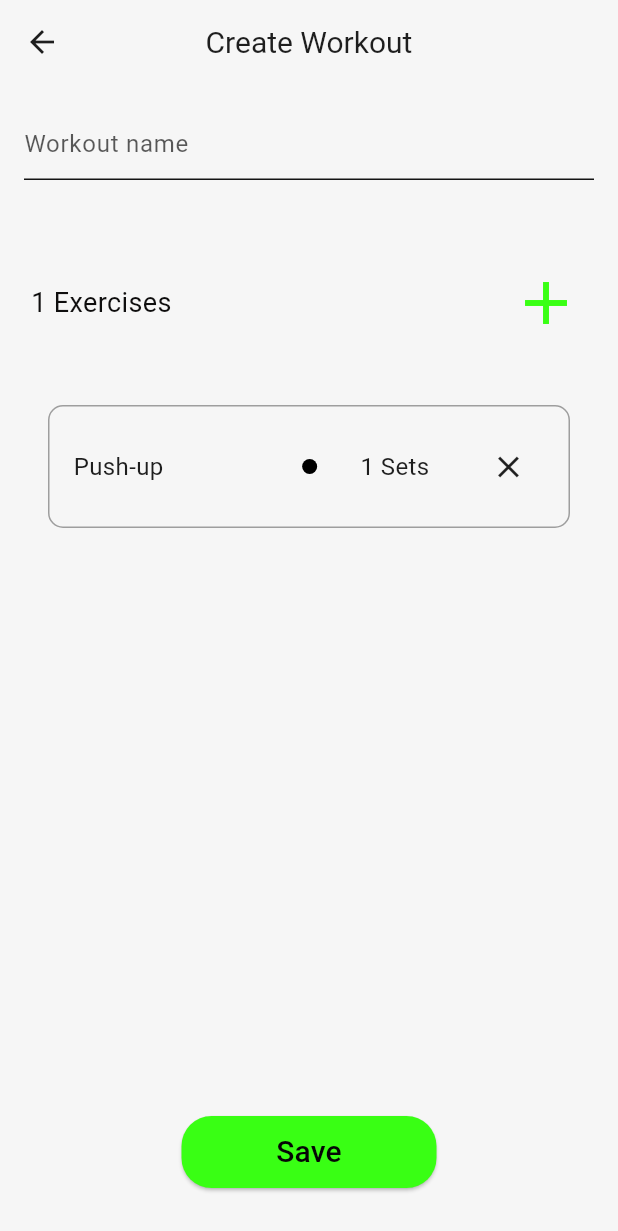
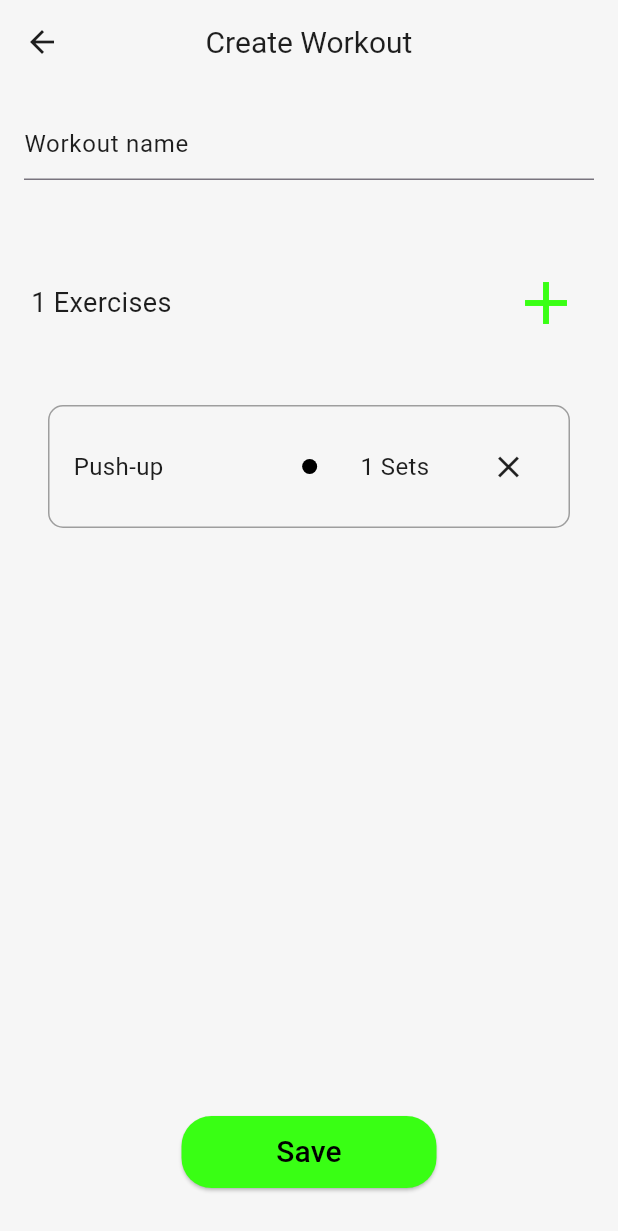
Before and after one commit to TakeOff30/fit_rep, a Flutter app: the screen it shows after launch, after a tap on the "add" icon, on a phone screen of 412 x 824 dp. Shown: the top 1231 px of the screen. Run offline on Flutter 3.47's test engine with Material 3 defaults, Android fonts, the phone set to English and light mode, and no system bars; our stand-ins replace fl_chart, percent_indicator, table_calendar; missing offline and left inert: flutter_picker.

Commit message:
General styles

```diff
--- a/lib/components/generics/exercise_list_element.dart
+++ b/lib/components/generics/exercise_list_element.dart
@@ -1,6 +1,8 @@
 import 'package:fit_rep/models/exercise.dart';
 import 'package:fit_rep/models/exercise_set.dart';
+import 'package:fit_rep/providers/settings_manager.dart';
 import 'package:flutter/material.dart';
+import 'package:provider/provider.dart';
 
 class ExerciseListElement extends StatelessWidget {
   final Exercise exercise;
@@ -19,6 +21,7 @@ class ExerciseListElement extends StatelessWidget {
 
   @override
   Widget build(BuildContext context) {
+    var settingsManager = Provider.of<SettingsManager>(context);
     return Container(
         margin: EdgeInsets.all(8.0),
         width: double.infinity,
@@ -43,7 +46,9 @@ class ExerciseListElement extends StatelessWidget {
                 width: 10,
                 height: 10,
                 decoration: BoxDecoration(
-                  color: Colors.black,
+                  color: (settingsManager.isDarkMode)
+                      ? Colors.white
+                      : Colors.black,
                   shape: BoxShape.circle,
                 ),
               ),
--- a/lib/screens/settings_screen.dart
+++ b/lib/screens/settings_screen.dart
@@ -8,6 +8,26 @@ class SettingsScreen extends StatefulWidget {
 }
 
 class _SettingsScreenState extends State<SettingsScreen> {
+  TextEditingController _heightController = TextEditingController();
+  TextEditingController _weightController = TextEditingController();
+
+  @override
+  void initState() {
+    super.initState();
+    var settingsProvider = Provider.of<SettingsManager>(context, listen: false);
+    _heightController =
+        TextEditingController(text: settingsProvider.height.toString());
+    _weightController =
+        TextEditingController(text: settingsProvider.weight.toString());
+  }
+
+  @override
+  void dispose() {
+    _heightController.dispose();
+    _weightController.dispose();
+    super.dispose();
+  }
+
   @override
   Widget build(BuildContext context) {
     var settingsProvider = Provider.of<SettingsManager>(context);
@@ -107,8 +127,7 @@ class _SettingsScreenState extends State<SettingsScreen> {
                               suffixIconConstraints:
                                   BoxConstraints(minWidth: 0, minHeight: 0),
                             ),
-                            onChanged: (value) =>
-                                settingsProvider.setHeight(int.parse(value)),
+                            controller: _heightController,
                           ),
                         ),
                       ],
@@ -141,8 +160,7 @@ class _SettingsScreenState extends State<SettingsScreen> {
                               suffixIconConstraints:
                                   BoxConstraints(minWidth: 0, minHeight: 0),
                             ),
-                            onChanged: (value) =>
-                                settingsProvider.setWeight(int.parse(value)),
+                            controller: _weightController,
                           ),
                         ),
                       ],
@@ -167,11 +185,10 @@ class _SettingsScreenState extends State<SettingsScreen> {
                       value: settingsProvider.weeklyWorkoutGoal,
                       icon: const Icon(Icons.arrow_drop_down),
                       elevation: 16,
-                      style: TextStyle(color: Colors.deepPurple),
-                      underline: Container(
-                        height: 1,
-                        color: Colors.deepPurpleAccent,
-                      ),
+                      style: TextStyle(
+                          color: (settingsProvider.isDarkMode)
+                              ? Colors.white
+                              : Colors.black),
                       onChanged: (int? newValue) {
                         settingsProvider.setWeeklyWorkoutGoal(newValue!);
                       },
--- a/lib/screens/workout_creation_screen.dart
+++ b/lib/screens/workout_creation_screen.dart
@@ -3,6 +3,7 @@ import 'package:fit_rep/config.dart';
 import 'package:fit_rep/models/exercise.dart';
 import 'package:fit_rep/models/exercise_set.dart';
 import 'package:fit_rep/models/workout.dart';
+import 'package:fit_rep/providers/settings_manager.dart';
 import 'package:flutter/material.dart';
 import 'package:provider/provider.dart';
 import 'package:fit_rep/providers/workouts_manager.dart';
@@ -45,6 +46,7 @@ class _WorkoutCreationScreenState extends State<WorkoutCreationScreen> {
   @override
   Widget build(BuildContext context) {
     var workoutsProvider = Provider.of<WorkoutsManager>(context);
+    var settingsManager = Provider.of<SettingsManager>(context);
     return Scaffold(
       appBar: AppBar(
         titleSpacing: 0,
@@ -74,20 +76,8 @@ class _WorkoutCreationScreenState extends State<WorkoutCreationScreen> {
                         workout.name = value;
                       });
                     },
-                    style:
-                        TextStyle(color: const Color.fromARGB(255, 14, 13, 13)),
                     decoration: InputDecoration(
                       hintText: 'Workout name',
-                      hintStyle:
-                          TextStyle(color: Color.fromARGB(179, 19, 19, 19)),
-                      enabledBorder: UnderlineInputBorder(
-                        borderSide:
-                            BorderSide(color: Color.fromARGB(255, 20, 20, 20)),
-                      ),
-                      focusedBorder: UnderlineInputBorder(
-                        borderSide:
-                            BorderSide(color: Color.fromARGB(255, 20, 19, 19)),
-                      ),
                     ),
                   ),
                   SizedBox(height: 50),
@@ -97,9 +87,7 @@ class _WorkoutCreationScreenState extends State<WorkoutCreationScreen> {
                       Text(
                         ' %d Exercises'.replaceAll(
                             '%d', workout.exercises.length.toString()),
-                        style: TextStyle(
-                            color: const Color.fromARGB(255, 15, 14, 14),
-                            fontSize: 18),
+                        style: TextStyle(fontSize: 18),
                       ),
                       IconButton(
                         icon: Icon(Icons.add, color: Color(0xFF39FF14)),
@@ -173,7 +161,9 @@ class _WorkoutCreationScreenState extends State<WorkoutCreationScreen> {
               child: Text(
                 'Save',
                 style: TextStyle(
-                    color: const Color.fromARGB(255, 6, 6, 6), fontSize: 20),
+                  color: Colors.black,
+                  fontSize: 20,
+                ),
               ),
               style: ElevatedButton.styleFrom(
                 backgroundColor: Color(0xFF39FF14),
```
